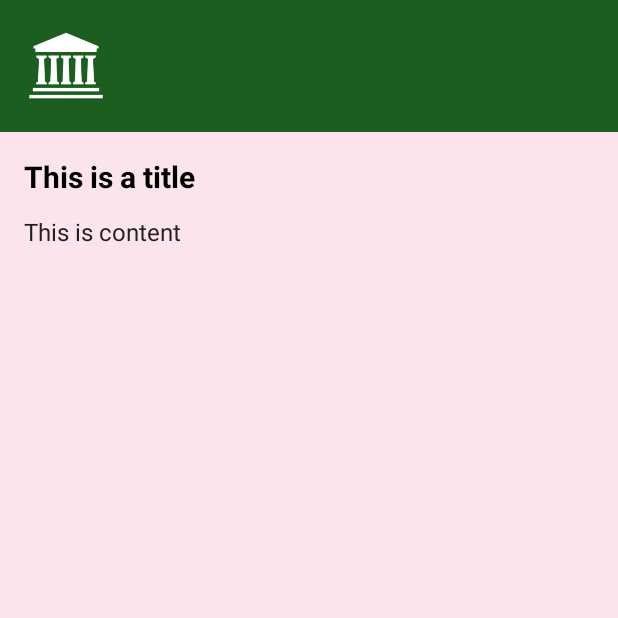
After one commit to L-123qw/20243006996-AssignmentOne, an Android app: the DetailActivity screen opened directly, with no data from a screen before it, on a phone screen of 412 x 824 dp, the top half of it. The commit adds this screen. Run offline under Robolectric (Android 15) with nearby library versions, the phone set to English and light mode, and no system bars.

Commit message:
Part F: Add DetailActivity with responsive place-saver layout

```diff
--- a/app/src/main/AndroidManifest.xml
+++ b/app/src/main/AndroidManifest.xml
@@ -18,6 +18,11 @@
             </intent-filter>
         </activity>
 
+        <activity
+            android:name=".DetailActivity"
+            android:exported="false"
+            android:parentActivityName=".MainActivity" />
+
     </application>
 
 </manifest>
--- /dev/null
+++ b/app/src/main/java/com/example/assignmentone/DetailActivity.java
@@ -0,0 +1,18 @@
+package com.example.assignmentone;
+
+import android.os.Bundle;
+
+import androidx.appcompat.app.AppCompatActivity;
+
+/**
+ * Activity that shows the details of the topic the user selected on
+ * the main screen (Facilities, Events, Clubs or Support).
+ */
+public class DetailActivity extends AppCompatActivity {
+
+    @Override
+    protected void onCreate(Bundle savedInstanceState) {
+        super.onCreate(savedInstanceState);
+        setContentView(R.layout.activity_detail);
+    }
+}
--- /dev/null
+++ b/app/src/main/res/layout/activity_detail.xml
@@ -0,0 +1,82 @@
+<?xml version="1.0" encoding="utf-8"?>
+<!--
+    Layout for the DetailActivity.
+
+    The activity shows a green header with the topic image and topic
+    name, followed by the topic title and the topic content text.
+    All text views start with place-saver values that are replaced at
+    runtime with the data coming from arrays.xml.
+-->
+<LinearLayout xmlns:android="http://schemas.android.com/apk/res/android"
+    android:layout_width="match_parent"
+    android:layout_height="match_parent"
+    android:background="@color/pink_100"
+    android:orientation="vertical">
+
+    <!-- Green header with the topic image and topic name -->
+    <LinearLayout
+        android:layout_width="match_parent"
+        android:layout_height="wrap_content"
+        android:background="@color/green"
+        android:gravity="center_vertical"
+        android:orientation="horizontal"
+        android:padding="@dimen/detail_header_padding">
+
+        <ImageView
+            android:id="@+id/detail_topic_image"
+            android:layout_width="@dimen/detail_icon_size"
+            android:layout_height="@dimen/detail_icon_size"
+            android:adjustViewBounds="true"
+            android:contentDescription="@string/topic_image_description"
+            android:scaleType="fitCenter"
+            android:src="@drawable/img_btn_facilities" />
+
+        <TextView
+            android:id="@+id/detail_topic_name"
+            android:layout_width="wrap_content"
+            android:layout_height="wrap_content"
+            android:layout_marginStart="@dimen/detail_header_spacing"
+            android:textColor="@color/white"
+            android:textSize="@dimen/detail_topic_name_text_size"
+            android:textStyle="bold" />
+
+    </LinearLayout>
+
+    <!-- Body: the title and the content of the selected topic -->
+    <ScrollView
+        android:layout_width="match_parent"
+        android:layout_height="0dp"
+        android:layout_weight="1"
+        android:fillViewport="true">
+
+        <LinearLayout
+            android:layout_width="match_parent"
+            android:layout_height="wrap_content"
+            android:orientation="vertical"
+            android:padding="@dimen/detail_content_padding">
+
+            <!-- Place-saver title, replaced at runtime -->
+            <TextView
+                android:id="@+id/detail_title"
+                android:layout_width="match_parent"
+                android:layout_height="wrap_content"
+                android:text="@string/placeholder_title"
+                android:textColor="@color/black"
+                android:textSize="@dimen/detail_title_text_size"
+                android:textStyle="bold" />
+
+            <!-- Place-saver content, replaced at runtime -->
+            <TextView
+                android:id="@+id/detail_content"
+                android:layout_width="match_parent"
+                android:layout_height="wrap_content"
+                android:layout_marginTop="@dimen/detail_body_top_margin"
+                android:text="@string/placeholder_content"
+                android:textColor="@color/dark_grey"
+                android:textSize="@dimen/detail_body_text_size" />
+
+        </LinearLayout>
+
+    </ScrollView>
+
+</LinearLayout>
--- a/app/src/main/res/values/colors.xml
+++ b/app/src/main/res/values/colors.xml
@@ -5,6 +5,8 @@
     <color name="teal_200">#03DAC5</color>
     <color name="green">#1B5E20</color>
     <color name="light_green">#66BB6A</color>
+    <color name="pink_100">#FCE4EC</color>
+    <color name="dark_grey">#212121</color>
     <color name="black">#000000</color>
     <color name="white">#FFFFFF</color>
 </resources>
--- a/app/src/main/res/values/dimens.xml
+++ b/app/src/main/res/values/dimens.xml
@@ -5,4 +5,14 @@
     <dimen name="button_padding">12dp</dimen>
     <dimen name="button_label_top_margin">8dp</dimen>
     <dimen name="button_label_text_size">18sp</dimen>
+
+    <!-- Spacing and sizes used by the DetailActivity layout. -->
+    <dimen name="detail_header_padding">16dp</dimen>
+    <dimen name="detail_header_spacing">16dp</dimen>
+    <dimen name="detail_icon_size">56dp</dimen>
+    <dimen name="detail_content_padding">16dp</dimen>
+    <dimen name="detail_body_top_margin">12dp</dimen>
+    <dimen name="detail_topic_name_text_size">24sp</dimen>
+    <dimen name="detail_title_text_size">20sp</dimen>
+    <dimen name="detail_body_text_size">16sp</dimen>
 </resources>
--- a/app/src/main/res/values/strings.xml
+++ b/app/src/main/res/values/strings.xml
@@ -7,4 +7,7 @@
     <string name="label_events">Events</string>
     <string name="label_clubs">Clubs</string>
     <string name="label_support">Support</string>
+    <string name="topic_image_description">Image of the selected topic</string>
+    <string name="placeholder_title">This is a title</string>
+    <string name="placeholder_content">This is content</string>
 </resources>
```
